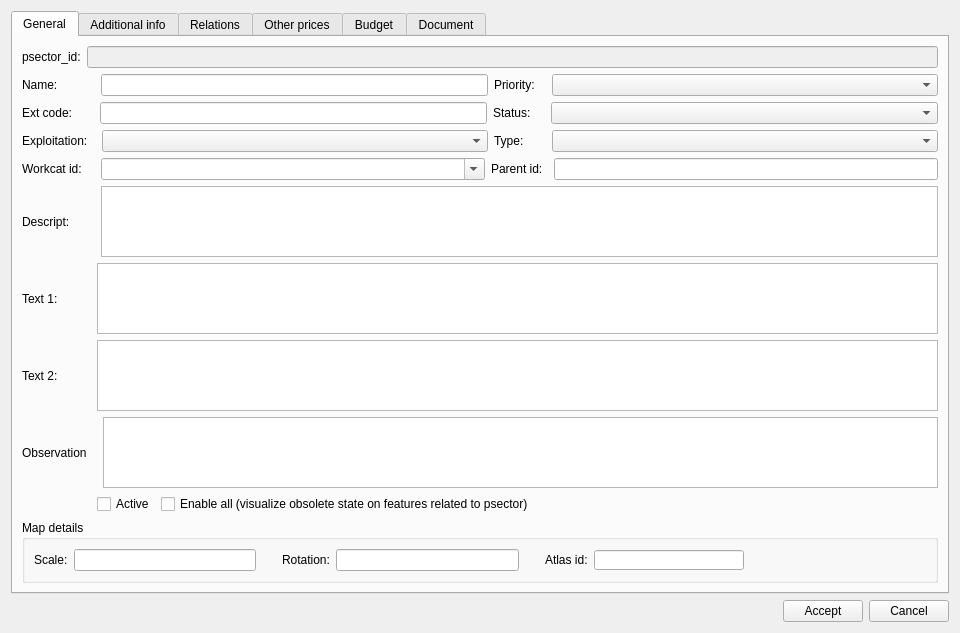
First picture: the form in core/ui/toolbars/plan/psector.ui, repository Giswater/giswater_qgis_plugin, before the edit.
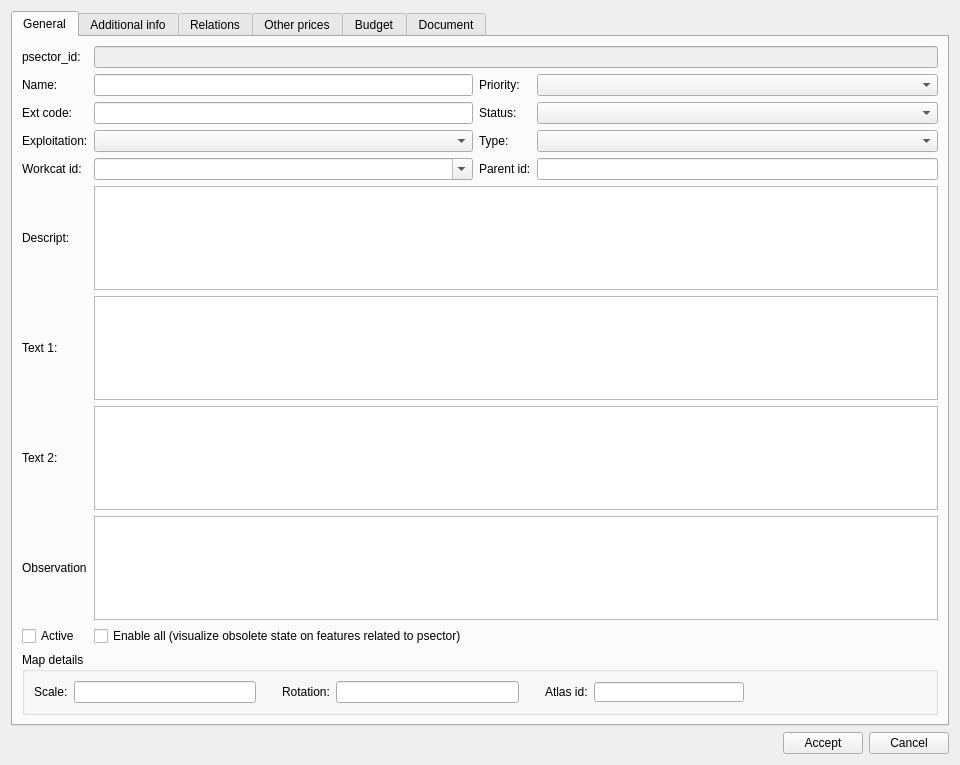
Second picture: the form after the edit. Icons and pictures are not drawn.

Commit message: Enhancement: update psector ui form

The edit to the form file:
```diff
--- a/core/ui/toolbars/plan/psector.ui
+++ b/core/ui/toolbars/plan/psector.ui
@@ -7,7 +7,7 @@
     <x>0</x>
     <y>0</y>
     <width>960</width>
-    <height>633</height>
+    <height>765</height>
    </rect>
   </property>
   <property name="maximumSize">
@@ -34,26 +34,83 @@
       </attribute>
       <layout class="QVBoxLayout" name="verticalLayout_3">
        <item>
-        <layout class="QHBoxLayout" name="horizontalLayout_10">
-         <item>
-          <widget class="QLabel" name="lbl_psector_id">
-           <property name="text">
-            <string>psector_id:</string>
-           </property>
-          </widget>
-         </item>
-         <item>
+        <layout class="QGridLayout" name="gridLayout_6">
+         <item row="0" column="1" colspan="4">
           <widget class="QLineEdit" name="psector_id">
            <property name="enabled">
             <bool>false</bool>
            </property>
           </widget>
          </item>
-        </layout>
-       </item>
-       <item>
-        <layout class="QHBoxLayout" name="horizontalLayout_9">
-         <item>
+         <item row="1" column="1" colspan="2">
+          <widget class="QLineEdit" name="name">
+           <property name="sizePolicy">
+            <sizepolicy hsizetype="Expanding" vsizetype="Fixed">
+             <horstretch>0</horstretch>
+             <verstretch>0</verstretch>
+            </sizepolicy>
+           </property>
+           <property name="minimumSize">
+            <size>
+             <width>150</width>
+             <height>0</height>
+            </size>
+           </property>
+          </widget>
+         </item>
+         <item row="3" column="1" colspan="2">
+          <widget class="QComboBox" name="expl_id">
+           <property name="sizePolicy">
+            <sizepolicy hsizetype="Expanding" vsizetype="Fixed">
+             <horstretch>0</horstretch>
+             <verstretch>0</verstretch>
+            </sizepolicy>
+           </property>
+          </widget>
+         </item>
+         <item row="2" column="1" colspan="2">
+          <widget class="QLineEdit" name="ext_code"/>
+         </item>
+         <item row="5" column="1" colspan="4">
+          <widget class="QTextEdit" name="descript"/>
+         </item>
+         <item row="4" column="1" colspan="2">
+          <widget class="QComboBox" name="workcat_id">
+           <property name="sizePolicy">
+            <sizepolicy hsizetype="Expanding" vsizetype="Fixed">
+             <horstretch>0</horstretch>
+             <verstretch>0</verstretch>
+            </sizepolicy>
+           </property>
+           <property name="editable">
+            <bool>true</bool>
+           </property>
+          </widget>
+         </item>
+         <item row="2" column="0">
+          <widget class="QLabel" name="lbl_ext_code">
+           <property name="toolTip">
+            <string/>
+           </property>
+           <property name="text">
+            <string>Ext code:</string>
+           </property>
+          </widget>
+         </item>
+         <item row="6" column="1" colspan="4">
+          <widget class="QTextEdit" name="text1"/>
+         </item>
+         <item row="2" column="4">
+          <widget class="QComboBox" name="status">
+           <property name="sizePolicy">
+            <sizepolicy hsizetype="Expanding" vsizetype="Preferred">
+             <horstretch>0</horstretch>
+             <verstretch>0</verstretch>
+            </sizepolicy>
+           </property>
+          </widget>
+         </item>
+         <item row="1" column="0">
           <widget class="QLabel" name="lbl_name">
            <property name="toolTip">
             <string/>
@@ -63,198 +120,28 @@
            </property>
           </widget>
          </item>
-         <item>
-          <spacer name="horizontalSpacer_2">
-           <property name="orientation">
-            <enum>Qt::Horizontal</enum>
-           </property>
-           <property name="sizeType">
-            <enum>QSizePolicy::Fixed</enum>
-           </property>
-           <property name="sizeHint" stdset="0">
-            <size>
-             <width>37</width>
-             <height>20</height>
-            </size>
-           </property>
-          </spacer>
-         </item>
-         <item>
-          <widget class="QLineEdit" name="name">
-           <property name="sizePolicy">
-            <sizepolicy hsizetype="Expanding" vsizetype="Fixed">
-             <horstretch>0</horstretch>
-             <verstretch>0</verstretch>
-            </sizepolicy>
-           </property>
-           <property name="minimumSize">
-            <size>
-             <width>150</width>
-             <height>0</height>
-            </size>
-           </property>
-          </widget>
-         </item>
-         <item>
+         <item row="1" column="3">
           <widget class="QLabel" name="lbl_priority">
            <property name="text">
             <string>Priority:</string>
            </property>
           </widget>
          </item>
-         <item>
-          <spacer name="horizontalSpacer_3">
-           <property name="orientation">
-            <enum>Qt::Horizontal</enum>
-           </property>
-           <property name="sizeType">
-            <enum>QSizePolicy::Fixed</enum>
-           </property>
-           <property name="sizeHint" stdset="0">
-            <size>
-             <width>11</width>
-             <height>20</height>
-            </size>
-           </property>
-          </spacer>
-         </item>
-         <item>
-          <widget class="QComboBox" name="priority">
-           <property name="sizePolicy">
-            <sizepolicy hsizetype="Expanding" vsizetype="Preferred">
-             <horstretch>0</horstretch>
-             <verstretch>0</verstretch>
-            </sizepolicy>
-           </property>
-          </widget>
-         </item>
-        </layout>
-       </item>
-       <item>
-        <layout class="QHBoxLayout" name="horizontalLayout_8">
-         <item>
-          <widget class="QLabel" name="lbl_ext_code">
-           <property name="toolTip">
-            <string/>
-           </property>
-           <property name="text">
-            <string>Ext code:</string>
-           </property>
-          </widget>
-         </item>
-         <item>
-          <spacer name="horizontalSpacer_4">
-           <property name="orientation">
-            <enum>Qt::Horizontal</enum>
-           </property>
-           <property name="sizeType">
-            <enum>QSizePolicy::Fixed</enum>
-           </property>
-           <property name="sizeHint" stdset="0">
-            <size>
-             <width>22</width>
-             <height>20</height>
-            </size>
-           </property>
-          </spacer>
-         </item>
-         <item>
-          <widget class="QLineEdit" name="ext_code"/>
-         </item>
-         <item>
+         <item row="2" column="3">
           <widget class="QLabel" name="lbl_status">
            <property name="text">
             <string>Status:</string>
            </property>
           </widget>
          </item>
-         <item>
-          <spacer name="horizontalSpacer_5">
-           <property name="orientation">
-            <enum>Qt::Horizontal</enum>
-           </property>
-           <property name="sizeType">
-            <enum>QSizePolicy::Fixed</enum>
-           </property>
-           <property name="sizeHint" stdset="0">
-            <size>
-             <width>14</width>
-             <height>20</height>
-            </size>
-           </property>
-          </spacer>
-         </item>
-         <item>
-          <widget class="QComboBox" name="status">
-           <property name="sizePolicy">
-            <sizepolicy hsizetype="Expanding" vsizetype="Preferred">
-             <horstretch>0</horstretch>
-             <verstretch>0</verstretch>
-            </sizepolicy>
-           </property>
-          </widget>
-         </item>
-        </layout>
-       </item>
-       <item>
-        <layout class="QHBoxLayout" name="horizontalLayout_7">
-         <item>
+         <item row="3" column="0">
           <widget class="QLabel" name="lbl_exploitation">
            <property name="text">
             <string>Exploitation:</string>
            </property>
           </widget>
          </item>
-         <item>
-          <spacer name="horizontalSpacer_6">
-           <property name="orientation">
-            <enum>Qt::Horizontal</enum>
-           </property>
-           <property name="sizeType">
-            <enum>QSizePolicy::Fixed</enum>
-           </property>
-           <property name="sizeHint" stdset="0">
-            <size>
-             <width>8</width>
-             <height>20</height>
-            </size>
-           </property>
-          </spacer>
-         </item>
-         <item>
-          <widget class="QComboBox" name="expl_id">
-           <property name="sizePolicy">
-            <sizepolicy hsizetype="Expanding" vsizetype="Fixed">
-             <horstretch>0</horstretch>
-             <verstretch>0</verstretch>
-            </sizepolicy>
-           </property>
-          </widget>
-         </item>
-         <item>
-          <widget class="QLabel" name="lbl_type">
-           <property name="text">
-            <string>Type:</string>
-           </property>
-          </widget>
-         </item>
-         <item>
-          <spacer name="horizontalSpacer_7">
-           <property name="orientation">
-            <enum>Qt::Horizontal</enum>
-           </property>
-           <property name="sizeType">
-            <enum>QSizePolicy::Fixed</enum>
-           </property>
-           <property name="sizeHint" stdset="0">
-            <size>
-             <width>22</width>
-             <height>20</height>
-            </size>
-           </property>
-          </spacer>
-         </item>
-         <item>
+         <item row="3" column="4">
           <widget class="QComboBox" name="psector_type">
            <property name="sizePolicy">
             <sizepolicy hsizetype="Expanding" vsizetype="Fixed">
@@ -264,220 +151,75 @@
            </property>
           </widget>
          </item>
-        </layout>
-       </item>
-       <item>
-        <layout class="QHBoxLayout" name="horizontalLayout_6">
-         <item>
-          <widget class="QLabel" name="lbl_workcat_id">
-           <property name="text">
-            <string>Workcat id:</string>
-           </property>
-          </widget>
-         </item>
-         <item>
-          <spacer name="horizontalSpacer_8">
-           <property name="orientation">
-            <enum>Qt::Horizontal</enum>
-           </property>
-           <property name="sizeType">
-            <enum>QSizePolicy::Fixed</enum>
-           </property>
-           <property name="sizeHint" stdset="0">
-            <size>
-             <width>13</width>
-             <height>20</height>
-            </size>
-           </property>
-          </spacer>
-         </item>
-         <item>
-          <widget class="QComboBox" name="workcat_id">
-           <property name="sizePolicy">
-            <sizepolicy hsizetype="Expanding" vsizetype="Fixed">
-             <horstretch>0</horstretch>
-             <verstretch>0</verstretch>
-            </sizepolicy>
-           </property>
-           <property name="editable">
-            <bool>true</bool>
-           </property>
-          </widget>
-         </item>
-         <item>
+         <item row="4" column="3">
           <widget class="QLabel" name="lbl_parent_id">
            <property name="text">
             <string>Parent id:</string>
            </property>
           </widget>
          </item>
-         <item>
-          <spacer name="horizontalSpacer_9">
-           <property name="orientation">
-            <enum>Qt::Horizontal</enum>
+         <item row="1" column="4">
+          <widget class="QComboBox" name="priority">
+           <property name="sizePolicy">
+            <sizepolicy hsizetype="Expanding" vsizetype="Preferred">
+             <horstretch>0</horstretch>
+             <verstretch>0</verstretch>
+            </sizepolicy>
            </property>
-           <property name="sizeType">
-            <enum>QSizePolicy::Fixed</enum>
-           </property>
-           <property name="sizeHint" stdset="0">
-            <size>
-             <width>5</width>
-             <height>20</height>
-            </size>
-           </property>
-          </spacer>
+          </widget>
          </item>
-         <item>
-          <widget class="QLineEdit" name="parent_id"/>
-         </item>
-        </layout>
-       </item>
-       <item>
-        <layout class="QHBoxLayout" name="horizontalLayout_5">
-         <item>
+         <item row="5" column="0">
           <widget class="QLabel" name="lbl_descript">
            <property name="text">
             <string>Descript:</string>
            </property>
           </widget>
          </item>
-         <item>
-          <spacer name="horizontalSpacer_10">
-           <property name="orientation">
-            <enum>Qt::Horizontal</enum>
-           </property>
-           <property name="sizeType">
-            <enum>QSizePolicy::Fixed</enum>
-           </property>
-           <property name="sizeHint" stdset="0">
-            <size>
-             <width>25</width>
-             <height>20</height>
-            </size>
-           </property>
-          </spacer>
-         </item>
-         <item>
-          <widget class="QTextEdit" name="descript"/>
-         </item>
-        </layout>
-       </item>
-       <item>
-        <layout class="QHBoxLayout" name="horizontalLayout_4">
-         <item>
+         <item row="6" column="0">
           <widget class="QLabel" name="lbl_text1">
            <property name="text">
             <string>Text 1:</string>
            </property>
           </widget>
          </item>
-         <item>
-          <spacer name="horizontalSpacer_11">
-           <property name="orientation">
-            <enum>Qt::Horizontal</enum>
+         <item row="3" column="3">
+          <widget class="QLabel" name="lbl_type">
+           <property name="text">
+            <string>Type:</string>
            </property>
-           <property name="sizeType">
-            <enum>QSizePolicy::Fixed</enum>
+          </widget>
+         </item>
+         <item row="4" column="0">
+          <widget class="QLabel" name="lbl_workcat_id">
+           <property name="text">
+            <string>Workcat id:</string>
            </property>
-           <property name="sizeHint" stdset="0">
-            <size>
-             <width>33</width>
-             <height>20</height>
-            </size>
-           </property>
-          </spacer>
+          </widget>
          </item>
-         <item>
-          <widget class="QTextEdit" name="text1"/>
+         <item row="4" column="4">
+          <widget class="QLineEdit" name="parent_id"/>
          </item>
-        </layout>
-       </item>
-       <item>
-        <layout class="QHBoxLayout" name="horizontalLayout_2">
-         <item>
+         <item row="7" column="0">
           <widget class="QLabel" name="lbl_text2">
            <property name="text">
             <string>Text 2:</string>
            </property>
           </widget>
          </item>
-         <item>
-          <spacer name="horizontalSpacer_13">
-           <property name="orientation">
-            <enum>Qt::Horizontal</enum>
-           </property>
-           <property name="sizeType">
-            <enum>QSizePolicy::Fixed</enum>
-           </property>
-           <property name="sizeHint" stdset="0">
-            <size>
-             <width>33</width>
-             <height>20</height>
-            </size>
-           </property>
-          </spacer>
-         </item>
-         <item>
-          <widget class="QTextEdit" name="text2"/>
-         </item>
-        </layout>
-       </item>
-       <item>
-        <layout class="QHBoxLayout" name="horizontalLayout_3">
-         <item>
+         <item row="8" column="0">
           <widget class="QLabel" name="lbl_observation">
            <property name="text">
             <string>Observation</string>
            </property>
           </widget>
          </item>
-         <item>
-          <spacer name="horizontalSpacer_12">
-           <property name="orientation">
-            <enum>Qt::Horizontal</enum>
-           </property>
-           <property name="sizeType">
-            <enum>QSizePolicy::Fixed</enum>
-           </property>
-           <property name="sizeHint" stdset="0">
-            <size>
-             <width>10</width>
-             <height>20</height>
-            </size>
-           </property>
-          </spacer>
+         <item row="7" column="1" colspan="4">
+          <widget class="QTextEdit" name="text2"/>
          </item>
-         <item>
+         <item row="8" column="1" colspan="4">
           <widget class="QTextEdit" name="observ"/>
          </item>
-        </layout>
-       </item>
-       <item>
-        <layout class="QHBoxLayout" name="horizontalLayout_11">
-         <item>
-          <spacer name="horizontalSpacer_14">
-           <property name="orientation">
-            <enum>Qt::Horizontal</enum>
-           </property>
-           <property name="sizeType">
-            <enum>QSizePolicy::Fixed</enum>
-           </property>
-           <property name="sizeHint" stdset="0">
-            <size>
-             <width>75</width>
-             <height>20</height>
-            </size>
-           </property>
-          </spacer>
-         </item>
-         <item>
-          <widget class="QCheckBox" name="active">
-           <property name="text">
-            <string>Active</string>
-           </property>
-          </widget>
-         </item>
-         <item>
+         <item row="10" column="1">
           <widget class="QCheckBox" name="chk_enable_all">
            <property name="toolTip">
             <string extracomment="Activate layers to allow visualize obsolete state on features related to psector. This layers are: v_plan_psector_connec, v_plan_psector_arc, v_plan_psector_node, v_plan_psector_link">Activate layers to allow visualize obsolete state on features related to psector. When all layers are active, checkbox is marked, if not, checkbox is unmarked. These layers are: Plan psector arc, Plan psector connec, Plan psector node, Plan psector link</string>
@@ -487,22 +229,21 @@
            </property>
           </widget>
          </item>
-         <item>
-          <spacer name="horizontalSpacer_15">
-           <property name="orientation">
-            <enum>Qt::Horizontal</enum>
+         <item row="10" column="0">
+          <widget class="QCheckBox" name="active">
+           <property name="text">
+            <string>Active</string>
            </property>
-           <property name="sizeHint" stdset="0">
-            <size>
-             <width>40</width>
-             <height>20</height>
-            </size>
+          </widget>
+         </item>
+         <item row="0" column="0">
+          <widget class="QLabel" name="lbl_psector_id">
+           <property name="text">
+            <string>psector_id:</string>
            </property>
-          </spacer>
+          </widget>
          </item>
-        </layout>
-       </item>
-       <item>
+         <item row="11" column="0" colspan="5">
         <widget class="QGroupBox" name="grb_map_details">
          <property name="title">
           <string>Map details</string>
@@ -610,6 +351,8 @@
         </widget>
        </item>
       </layout>
+       </item>
+      </layout>
      </widget>
      <widget class="QWidget" name="additional_info">
       <attribute name="title">
```
Left out of the diff: 2 changed lines with no effect on the pictures. Lines whose indentation alone changed are shown as unchanged.
